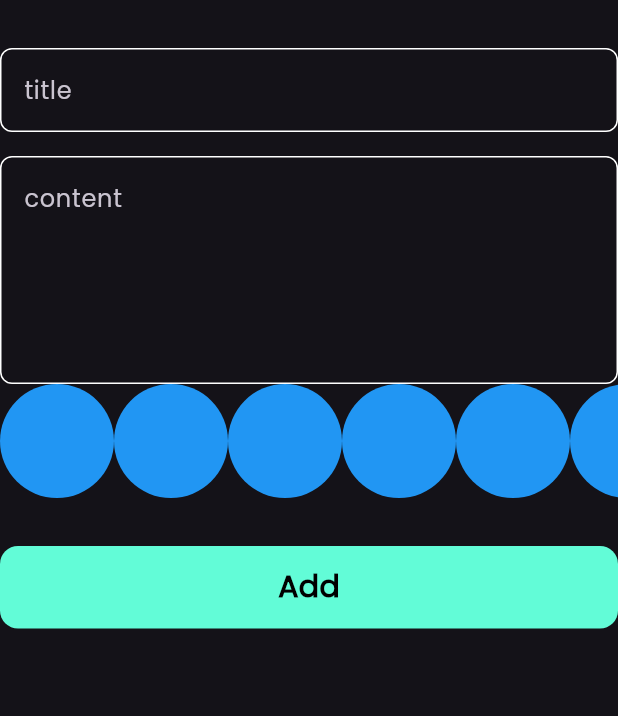
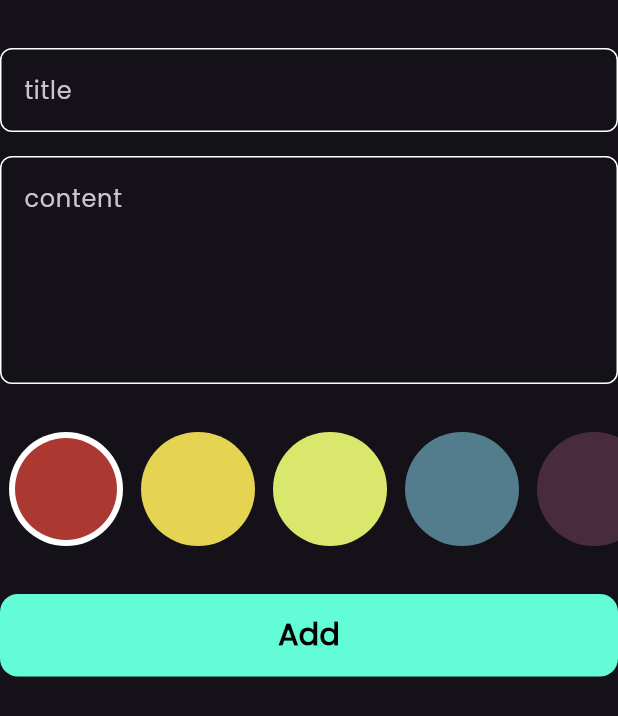
Before and after one commit to waleedelbahnacy/notes_app, a Flutter app: the AddNoteForm widget shown alone on an empty page, opened directly, on a phone screen of 412 x 824 dp. Shown: the top 716 px of the screen. Run offline on Flutter 3.47's test engine with Material 3 defaults, Android fonts, the phone set to English and light mode, and no system bars; our stand-ins replace bloc, flutter_bloc, font_awesome_flutter, hive, hive_flutter; accounts and stored records are empty.

Commit message:
colors list view part 2

```diff
--- a/lib/constants.dart
+++ b/lib/constants.dart
@@ -2,3 +2,10 @@ import 'package:flutter/material.dart';
 
 const kPrimaryColor = Color(0xff62FCD7);
 const kNotesBox = 'note _box';
+List<Color> kColors = const [
+  Color(0xffAC3931),
+  Color(0xffE5D352),
+  Color(0xffD9E76C),
+  Color(0xff537D8D),
+  Color(0xff482C3D),
+];
--- a/lib/views/widgets/add_note_form.dart
+++ b/lib/views/widgets/add_note_form.dart
@@ -48,6 +48,9 @@ class _AddNoteFormState extends State<AddNoteForm> {
             hint: 'content',
             maxLines: 5,
           ),
+           const SizedBox(
+            height: 32,
+          ),
           const ColorListView(),
           const SizedBox(
             height: 32,
--- a/lib/views/widgets/colors_list_view.dart
+++ b/lib/views/widgets/colors_list_view.dart
@@ -1,30 +1,61 @@
 import 'package:flutter/material.dart';
+import 'package:notes_app/constants.dart';
 
 class ColorItem extends StatelessWidget {
-  const ColorItem({super.key});
+  const ColorItem({super.key, required this.isActive, required this.color});
 
+  final bool isActive;
+  final Color color;
   @override
   Widget build(BuildContext context) {
-    return const CircleAvatar(
-      radius: 38,
-      backgroundColor: Colors.blue,
-    );
+    return isActive
+        ?  CircleAvatar(
+            radius: 38,
+            backgroundColor: Colors.white,
+            child: CircleAvatar(
+              radius: 34,
+              backgroundColor: color,
+            ),
+          )
+        :  CircleAvatar(
+            radius: 38,
+            backgroundColor: color,
+          );
   }
 }
 
-class ColorListView extends StatelessWidget {
+class ColorListView extends StatefulWidget {
   const ColorListView({super.key});
+
+  @override
+  State<ColorListView> createState() => _ColorListViewState();
+}
+
+class _ColorListViewState extends State<ColorListView> {
+  int currentIndex = 0;
 
   @override
   Widget build(BuildContext context) {
     return SizedBox(
       height: 38 * 2,
       child: ListView.builder(
-        itemCount: 10,
-        scrollDirection: Axis.horizontal,
-        itemBuilder: (context, index) {
-        return const ColorItem();
-      }),
+          itemCount: kColors.length,
+          scrollDirection: Axis.horizontal,
+          itemBuilder: (context, index) {
+            return Padding(
+              padding: const EdgeInsets.symmetric(horizontal: 6),
+              child: GestureDetector(
+                onTap: () {
+                  currentIndex = index;
+                  setState(() {});
+                },
+                child: ColorItem(
+                  color: kColors[index],
+                  isActive: currentIndex == index,
+                ),
+              ),
+            );
+          }),
     );
   }
 }
```
